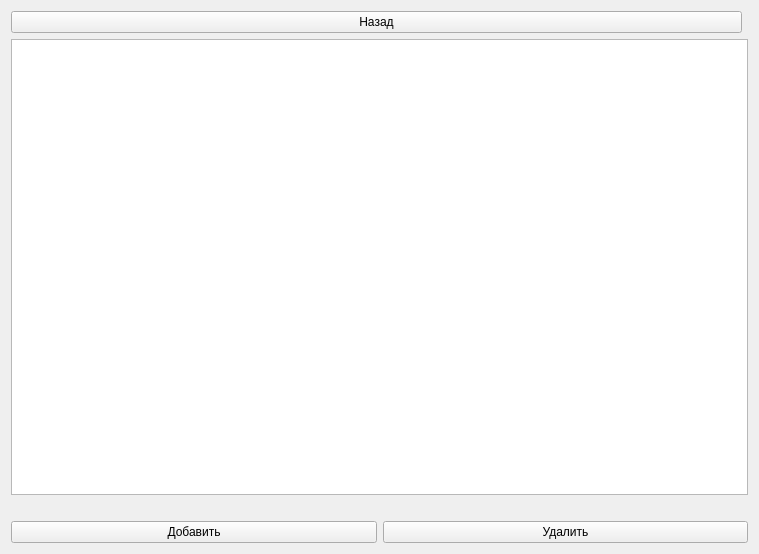
This is ARM_ACTOR/filmsbd.ui in Gmel2004/ARM as Qt 5 draws it before an edit. The edited form follows.
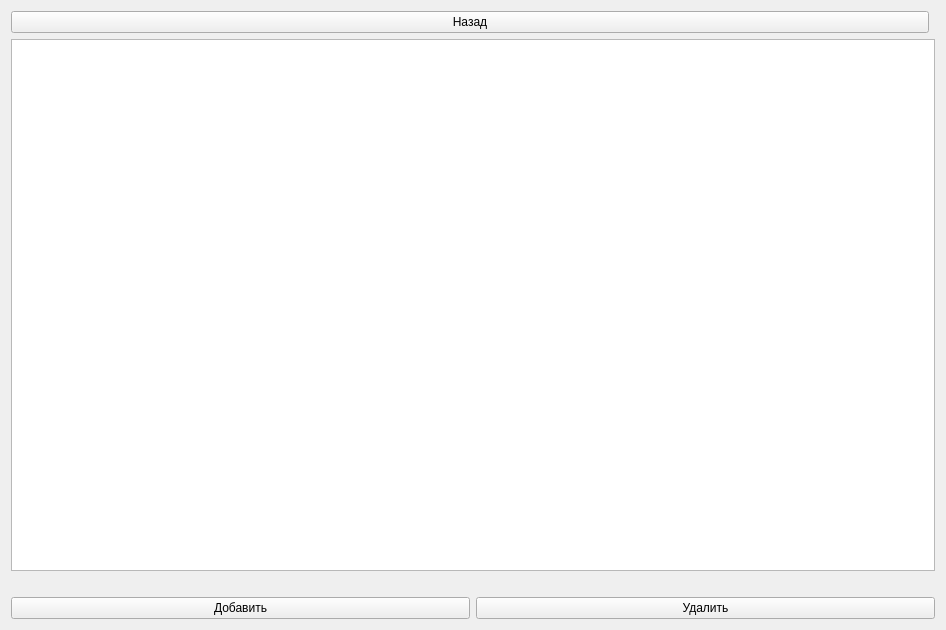
This is the edited form.

```diff
--- a/ARM_ACTOR/filmsbd.ui
+++ b/ARM_ACTOR/filmsbd.ui
@@ -6,8 +6,8 @@
    <rect>
     <x>0</x>
     <y>0</y>
-    <width>759</width>
-    <height>554</height>
+    <width>946</width>
+    <height>630</height>
    </rect>
   </property>
   <property name="windowTitle">
```
